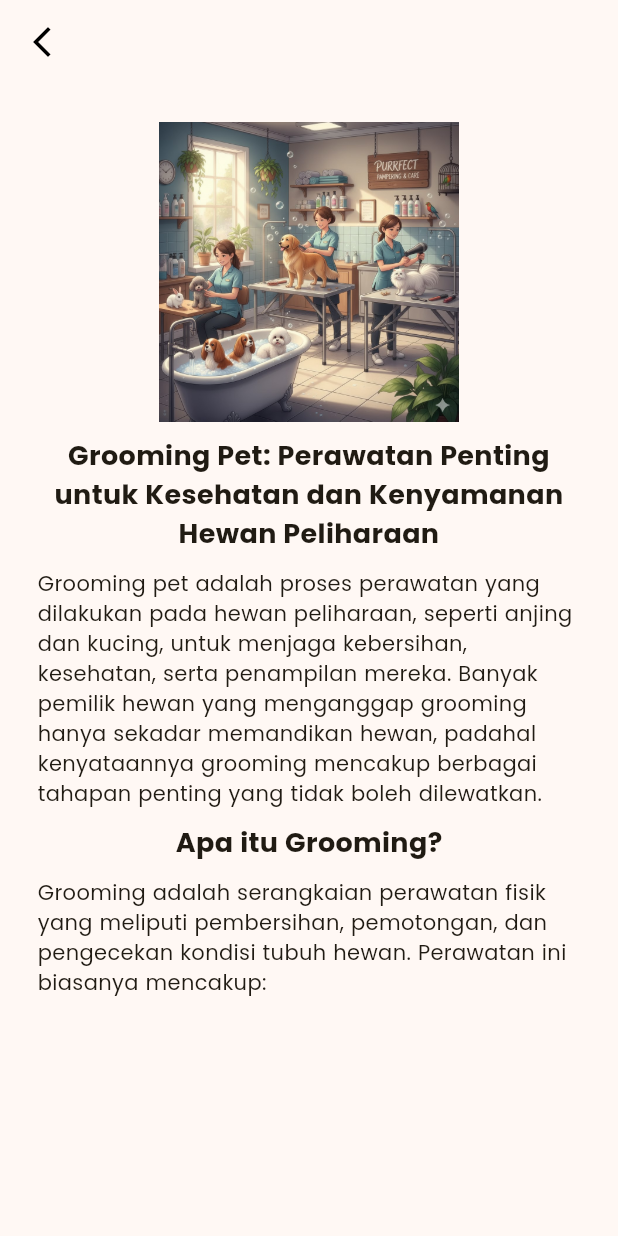
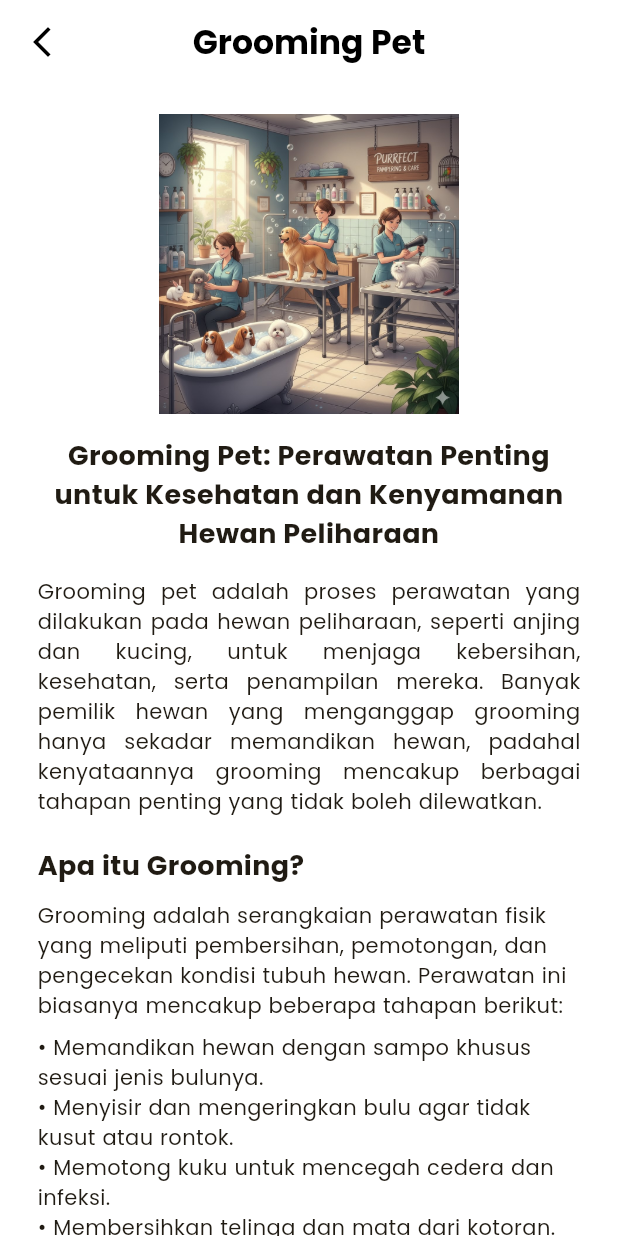
Before and after one commit to zahraakthh12/furtopia, a Flutter app: the GroomContent screen opened directly, on a phone screen of 412 x 824 dp. Run offline on Flutter 3.47's test engine with Material 3 defaults, Android fonts, the phone set to English and light mode, and no system bars; our stand-ins replace fluttertoast, shared_preferences, sqflite; accounts and stored records are empty.

Commit message:
editing bug

```diff
--- a/lib/main.dart
+++ b/lib/main.dart
@@ -2,7 +2,8 @@ import 'package:flutter/material.dart';
 import 'package:furtopia/style/app_colors.dart';
 import 'package:furtopia/view/splash_screen.dart';
 
-void main() {
+void main() async {
+  WidgetsFlutterBinding.ensureInitialized();
   runApp(const MyApp());
 }
 
--- a/lib/preferences/preference_handler.dart
+++ b/lib/preferences/preference_handler.dart
@@ -1,43 +1,42 @@
 import 'package:shared_preferences/shared_preferences.dart';
 
 class PreferenceHandler {
-  static const String isLogin = "isLogin";
-  static const String isId = "isId";
+  static const String keyIsLogin = "isLogin";
+  static const String keyUserId = "userId";
 
-  //Save data login pada saat login
-  static saveLogin(bool value) async {
+  // Simpan status login
+  static Future<void> saveLogin(bool value) async {
     final prefs = await SharedPreferences.getInstance();
-    prefs.setBool(isLogin, value);
+    await prefs.setBool(keyIsLogin, value);
   }
 
-  //Ambil data login pada saat mau login / ke dashboard
-  static getLogin() async {
+  // Ambil status login
+  static Future<bool?> getLogin() async {
     final prefs = await SharedPreferences.getInstance();
-    return prefs.getBool(isLogin);
+    return prefs.getBool(keyIsLogin);
   }
 
-  //Hapus data login pada saat logout
-  static removeLogin() async {
+  // Hapus status login
+  static Future<void> removeLogin() async {
     final prefs = await SharedPreferences.getInstance();
-    prefs.remove(isLogin);
+    await prefs.remove(keyIsLogin);
   }
 
-  //Save data ID pada saat login
-  static saveID(int value) async {
+  // Simpan ID user
+  static Future<void> saveID(int value) async {
     final prefs = await SharedPreferences.getInstance();
-    prefs.setInt(isLogin, value);
+    await prefs.setInt(keyUserId, value);
   }
 
-  //Ambil data ID pada saat mau login / ke dashboard
-  static getID() async {
+  // Ambil ID user
+  static Future<int?> getID() async {
     final prefs = await SharedPreferences.getInstance();
-    return prefs.getInt(isLogin);
+    return prefs.getInt(keyUserId);
   }
 
-  //Hapus data ID pada saat logout
-  static removeID() async {
+  // Hapus ID user
+  static Future<void> removeID() async {
     final prefs = await SharedPreferences.getInstance();
-    prefs.remove(isLogin);
+    await prefs.remove(keyUserId);
   }
-
 }
--- a/lib/view/bottom/profile_screen.dart
+++ b/lib/view/bottom/profile_screen.dart
@@ -50,7 +50,7 @@
 
           height(5),
           Container(height: 160,
-           padding: EdgeInsets.only(left: 20.0, right: 20.0, top: 10.0),
+           padding: EdgeInsets.only(left: 20.0, right: 15.0, top: 10.0),
            decoration: BoxDecoration(color: AppColors.white, borderRadius: BorderRadius.circular(15),
            boxShadow: [BoxShadow(color: AppColors.black.withOpacity(0.25),
            offset: Offset(2, 2), spreadRadius: 3, blurRadius: 1)]),
@@ -72,14 +72,14 @@
                         children: [
                           Icon(Icons.email_outlined, color: AppColors.black.withOpacity(0.4), size: 15),
                           width(5),
-                          Text("${dataUser?.email ?? ""}", style: TextStyle(fontFamily: customFont, fontSize: 12),),
+                          Text("${dataUser?.email ?? ""}", style: TextStyle(fontFamily: customFont, fontSize: 11),),
                         ],
                       ),
                       Row(
                         children: [
                           Icon(Icons.call_outlined, color: AppColors.black.withOpacity(0.4), size: 15),
                           width(5),
-                          Text("${dataUser?.phone ?? ""}", style: TextStyle(fontFamily: customFont, fontSize: 12),),
+                          Text("${dataUser?.phone ?? ""}", style: TextStyle(fontFamily: customFont, fontSize: 11),),
                         ],
                       ),
                     ],
--- a/lib/view/login/login_screen.dart
+++ b/lib/view/login/login_screen.dart
@@ -22,7 +22,8 @@
   final customFont = 'Poppins';
   @override
   Widget build(BuildContext context) {
-    return Scaffold(body: Stack(children: [buildBackground() ,buildLayer()]));
+    return Scaffold(resizeToAvoidBottomInset: false,
+      body: Stack(children: [buildBackground() ,buildLayer()]));
   }
 
    login() async {
--- a/lib/view/login/regist_screen.dart
+++ b/lib/view/login/regist_screen.dart
@@ -38,7 +38,8 @@
 
   @override
   Widget build(BuildContext context) {
-    return Scaffold(body: Stack(children: [buildBackground(), buildLayer()]));
+    return Scaffold(resizeToAvoidBottomInset: false,
+      body: Stack(children: [buildBackground(), buildLayer()]));
   }
 
   // register() async {
--- a/lib/view/petedu/peteducation_screen.dart
+++ b/lib/view/petedu/peteducation_screen.dart
@@ -75,36 +75,160 @@ class _EduScreenState extends State<EduScreen> {
 
 }
 
+
 class GroomContent extends StatelessWidget {
   const GroomContent({super.key});
 
   @override
   Widget build(BuildContext context) {
+    const customFont = 'Poppins';
     return Scaffold(
-      appBar: AppBar(leading: IconButton(
+      backgroundColor: AppColors.white,
+      appBar: AppBar(
+        backgroundColor: AppColors.white,
+        elevation: 0,
+        leading: IconButton(
           icon: const Icon(Icons.arrow_back_ios_new, color: Colors.black),
           onPressed: () => Navigator.pop(context),
-        ),),
-      body: Padding(
-        padding: const EdgeInsets.symmetric(horizontal: 25, vertical: 25),
+        ),
+        title: const Text(
+          "Grooming Pet",
+          style: TextStyle(
+            color: Colors.black,
+            fontWeight: FontWeight.bold,
+            fontFamily: customFont,
+          ),
+        ),
+        centerTitle: true,
+      ),
+      body: SingleChildScrollView(
+        padding: const EdgeInsets.symmetric(horizontal: 25, vertical: 20),
         child: Column(
           crossAxisAlignment: CrossAxisAlignment.start,
           children: [
-          Expanded(child: Column(
-            children: [
-              Image.asset(AppImages.grooming, height: 200,),
-              SizedBox(height: 10,),
-              Text("Grooming Pet: Perawatan Penting untuk Kesehatan dan Kenyamanan Hewan Peliharaan", style:TextStyle(fontSize: 18, fontWeight: FontWeight.bold), textAlign: TextAlign.center,),
-              SizedBox(height: 10,),
-              Text("Grooming pet adalah proses perawatan yang dilakukan pada hewan peliharaan, seperti anjing dan kucing, untuk menjaga kebersihan, kesehatan, serta penampilan mereka. Banyak pemilik hewan yang menganggap grooming hanya sekadar memandikan hewan, padahal kenyataannya grooming mencakup berbagai tahapan penting yang tidak boleh dilewatkan."),
-              SizedBox(height: 10,),
-              Text("Apa itu Grooming?", style:TextStyle(fontSize: 18, fontWeight: FontWeight.bold),),
-              SizedBox(height: 10,),
-              Text("Grooming adalah serangkaian perawatan fisik yang meliputi pembersihan, pemotongan, dan pengecekan kondisi tubuh hewan. Perawatan ini biasanya mencakup:")
-            ],
-          ))
-        ],),
-      )
+            Center(
+              child: Image.asset(
+                AppImages.grooming,
+                height: 200,
+              ),
+            ),
+            const SizedBox(height: 15),
+            const Text(
+              "Grooming Pet: Perawatan Penting untuk Kesehatan dan Kenyamanan Hewan Peliharaan",
+              style: TextStyle(
+                fontSize: 18,
+                fontWeight: FontWeight.bold,
+                fontFamily: customFont,
+              ),
+              textAlign: TextAlign.center,
+            ),
+            const SizedBox(height: 15),
+            const Text(
+              "Grooming pet adalah proses perawatan yang dilakukan pada hewan peliharaan, seperti anjing dan kucing, untuk menjaga kebersihan, kesehatan, serta penampilan mereka. "
+              "Banyak pemilik hewan yang menganggap grooming hanya sekadar memandikan hewan, padahal kenyataannya grooming mencakup berbagai tahapan penting yang tidak boleh dilewatkan.",
+              style: TextStyle(fontFamily: customFont, fontSize: 14),
+              textAlign: TextAlign.justify,
+            ),
+            const SizedBox(height: 20),
+            const Text(
+              "Apa itu Grooming?",
+              style: TextStyle(
+                fontSize: 18,
+                fontWeight: FontWeight.bold,
+                fontFamily: customFont,
+              ),
+            ),
+            const SizedBox(height: 10),
+            const Text(
+              "Grooming adalah serangkaian perawatan fisik yang meliputi pembersihan, pemotongan, dan pengecekan kondisi tubuh hewan. "
+              "Perawatan ini biasanya mencakup beberapa tahapan berikut:",
+              style: TextStyle(fontFamily: customFont),
+            ),
+            const SizedBox(height: 8),
+            const Text(
+              "• Memandikan hewan dengan sampo khusus sesuai jenis bulunya.\n"
+              "• Menyisir dan mengeringkan bulu agar tidak kusut atau rontok.\n"
+              "• Memotong kuku untuk mencegah cedera dan infeksi.\n"
+              "• Membersihkan telinga dan mata dari kotoran.\n"
+              "• Mengecek kondisi kulit dan bulu untuk mendeteksi kutu atau masalah kulit.",
+              style: TextStyle(fontFamily: customFont),
+            ),
+            const SizedBox(height: 20),
+            const Text(
+              "Manfaat Grooming Secara Rutin",
+              style: TextStyle(
+                fontSize: 18,
+                fontWeight: FontWeight.bold,
+                fontFamily: customFont,
+              ),
+            ),
+            const SizedBox(height: 10),
+            const Text(
+              "1. Menjaga kebersihan dan kesehatan hewan peliharaan.\n"
+              "2. Mencegah penyakit kulit dan infeksi telinga.\n"
+              "3. Membantu mendeteksi masalah kesehatan sejak dini.\n"
+              "4. Membuat hewan merasa nyaman dan tampil lebih rapi.\n"
+              "5. Memperkuat ikatan antara pemilik dan hewan peliharaan.",
+              style: TextStyle(fontFamily: customFont),
+            ),
+            const SizedBox(height: 20),
+            const Text(
+              "Tips Grooming di Rumah",
+              style: TextStyle(
+                fontSize: 18,
+                fontWeight: FontWeight.bold,
+                fontFamily: customFont,
+              ),
+            ),
+            const SizedBox(height: 10),
+            const Text(
+              "• Gunakan alat grooming yang aman dan sesuai ukuran hewan.\n"
+              "• Pastikan air mandi tidak terlalu panas atau dingin.\n"
+              "• Jangan gunakan sampo manusia, pilih sampo khusus hewan.\n"
+              "• Lakukan dengan lembut agar hewan tidak stres.\n"
+              "• Beri camilan setelah grooming agar hewan merasa senang.",
+              style: TextStyle(fontFamily: customFont),
+            ),
+            const SizedBox(height: 20),
+            const Text(
+              "Kapan Harus ke Pet Grooming Profesional?",
+              style: TextStyle(
+                fontSize: 18,
+                fontWeight: FontWeight.bold,
+                fontFamily: customFont,
+              ),
+            ),
+            const SizedBox(height: 10),
+            const Text(
+              "Jika hewanmu memiliki bulu panjang, mudah kusut, atau menunjukkan tanda-tanda ketidaknyamanan saat dibersihkan, "
+              "sebaiknya bawa ke tempat grooming profesional. Groomer berpengalaman dapat menangani perawatan dengan aman dan efisien.",
+              style: TextStyle(fontFamily: customFont),
+              textAlign: TextAlign.justify,
+            ),
+            const SizedBox(height: 20),
+            const Text(
+              "Dengan melakukan grooming secara rutin, kamu membantu menjaga kebersihan, kesehatan, dan kebahagiaan hewan peliharaanmu. "
+              "Hewan yang bersih dan sehat akan lebih aktif, ceria, dan nyaman berinteraksi denganmu setiap hari!",
+              style: TextStyle(
+                fontFamily: customFont,
+              ),
+              textAlign: TextAlign.justify,
+            ),
+            const SizedBox(height: 30),
+            Center(
+              child: Text(
+                "❤️ Rawat hewanmu dengan kasih sayang di FurTopia ❤️",
+                style: TextStyle(
+                  fontFamily: customFont,
+                  color: AppColors.text1.withOpacity(0.7),
+                  fontStyle: FontStyle.italic,
+                ),
+                textAlign: TextAlign.center,
+              ),
+            )
+          ],
+        ),
+      ),
     );
   }
 }
```
